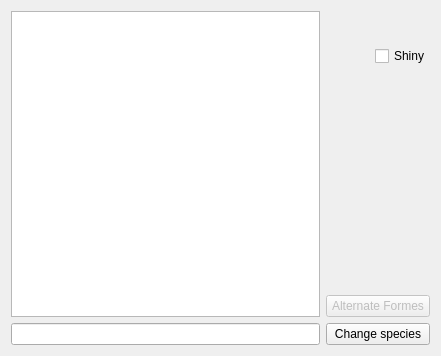
Qt form src/Teambuilder/Teambuilder/pokeselection.ui (po-devs/pokemon-online) before a commit.
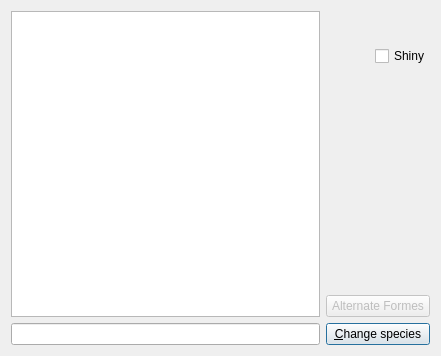
The same form after that commit. Custom widgets are drawn as their Qt base class.

The edit to the form file:
```diff
--- a/src/Teambuilder/Teambuilder/pokeselection.ui
+++ b/src/Teambuilder/Teambuilder/pokeselection.ui
@@ -70,7 +70,10 @@
    <item row="8" column="1" colspan="2">
     <widget class="QPushButton" name="done">
      <property name="text">
-      <string>Change species</string>
+      <string>&amp;Change species</string>
+     </property>
+     <property name="default">
+      <bool>true</bool>
      </property>
     </widget>
    </item>
```
